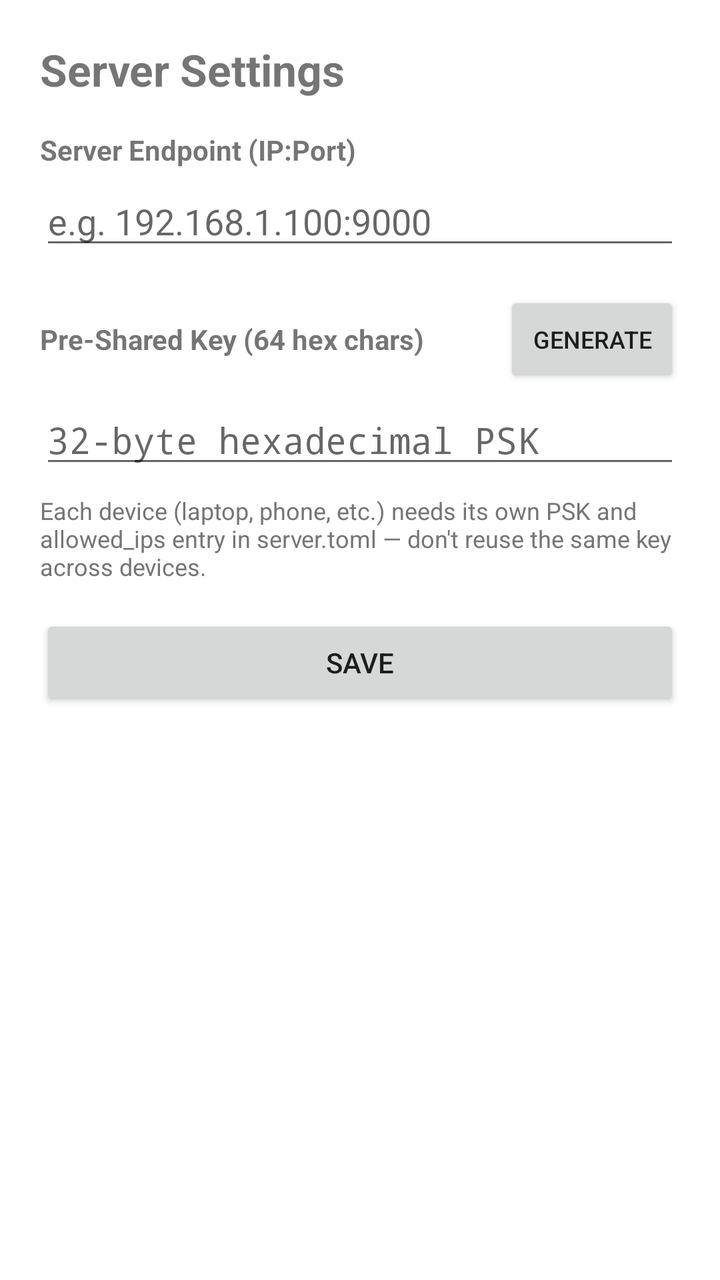
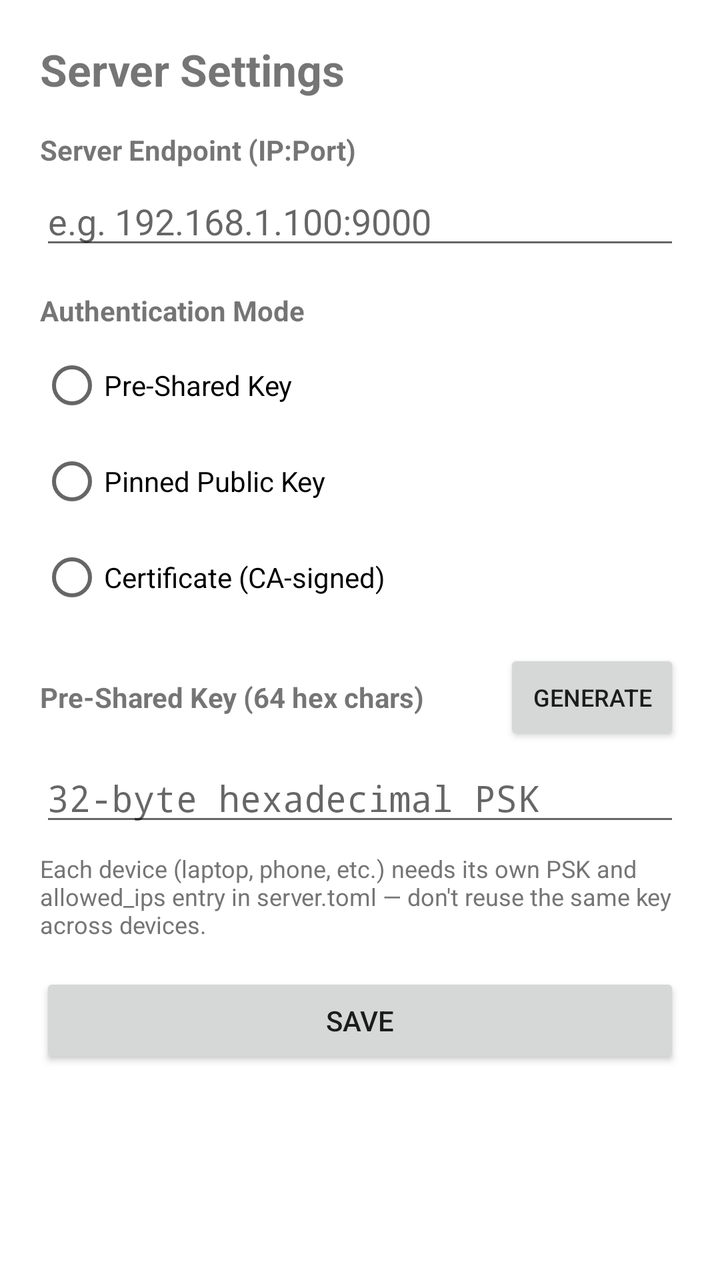

An Android layout rendered at two revisions. The XML below is the earlier revision; the diff shows what the commit changed to produce the second picture.
<!-- AndroidManifest.xml: application theme Theme.RvpnClient -->
<!-- res/layout/section_server.xml -->
<?xml version="1.0" encoding="utf-8"?>
<ScrollView xmlns:android="http://schemas.android.com/apk/res/android"
    android:layout_width="match_parent"
    android:layout_height="match_parent"
    android:padding="20dp"
    android:fillViewport="true">

    <LinearLayout
        android:layout_width="match_parent"
        android:layout_height="wrap_content"
        android:orientation="vertical">

        <TextView android:layout_width="wrap_content" android:layout_height="wrap_content"
            android:text="Server Settings" android:textSize="22sp" android:textStyle="bold"
            android:layout_marginBottom="16dp" />

        <TextView android:layout_width="wrap_content" android:layout_height="wrap_content"
            android:text="Server Endpoint (IP:Port)" android:textStyle="bold"
            android:layout_marginBottom="4dp" />
        <EditText android:id="@+id/serverInput" android:layout_width="match_parent"
            android:layout_height="wrap_content" android:hint="e.g. 192.168.1.100:9000"
            android:inputType="textUri" android:layout_marginBottom="16dp" />

        <LinearLayout
            android:layout_width="match_parent"
            android:layout_height="wrap_content"
            android:orientation="horizontal"
            android:gravity="center_vertical"
            android:layout_marginBottom="4dp">
            <TextView android:layout_width="0dp" android:layout_height="wrap_content"
                android:layout_weight="1"
                android:text="Pre-Shared Key (64 hex chars)" android:textStyle="bold" />
            <Button android:id="@+id/generatePskButton" android:layout_width="wrap_content"
                android:layout_height="wrap_content" android:text="Generate" android:textSize="12sp" />
        </LinearLayout>

        <EditText android:id="@+id/pskInput" android:layout_width="match_parent"
            android:layout_height="wrap_content" android:hint="32-byte hexadecimal PSK"
            android:fontFamily="monospace" android:inputType="textNoSuggestions"
            android:layout_marginBottom="8dp" />

        <TextView android:layout_width="wrap_content" android:layout_height="wrap_content"
            android:text="Each device (laptop, phone, etc.) needs its own PSK and allowed_ips entry in server.toml — don't reuse the same key across devices."
            android:textSize="12sp" android:textColor="#757575" android:layout_marginBottom="16dp" />

        <Button android:id="@+id/saveServerButton" android:layout_width="match_parent"
            android:layout_height="wrap_content" android:text="Save" />

    </LinearLayout>
</ScrollView>
<!-- resources referenced by this layout -->
<resources>
  <style name="Theme.RvpnClient" parent="Theme.MaterialComponents.DayNight.DarkActionBar">
          <item name="colorPrimary">#1976D2</item>
          <item name="colorPrimaryVariant">#0D47A1</item>
          <item name="colorOnPrimary">#FFFFFF</item>
      </style>
</resources>

<!-- the commit's change to res/layout/section_server.xml (unified diff, before → after) -->
@@ -21,27 +21,103 @@
             android:layout_height="wrap_content" android:hint="e.g. 192.168.1.100:9000"
             android:inputType="textUri" android:layout_marginBottom="16dp" />
 
-        <LinearLayout
-            android:layout_width="match_parent"
-            android:layout_height="wrap_content"
-            android:orientation="horizontal"
-            android:gravity="center_vertical"
-            android:layout_marginBottom="4dp">
-            <TextView android:layout_width="0dp" android:layout_height="wrap_content"
-                android:layout_weight="1"
-                android:text="Pre-Shared Key (64 hex chars)" android:textStyle="bold" />
-            <Button android:id="@+id/generatePskButton" android:layout_width="wrap_content"
-                android:layout_height="wrap_content" android:text="Generate" android:textSize="12sp" />
+        <TextView android:layout_width="wrap_content" android:layout_height="wrap_content"
+            android:text="Authentication Mode" android:textStyle="bold"
+            android:layout_marginBottom="4dp" />
+        <RadioGroup android:id="@+id/authModeGroup" android:layout_width="match_parent"
+            android:layout_height="wrap_content" android:orientation="vertical"
+            android:layout_marginBottom="12dp">
+            <RadioButton android:id="@+id/radioPsk" android:layout_width="wrap_content"
+                android:layout_height="wrap_content" android:text="Pre-Shared Key" />
+            <RadioButton android:id="@+id/radioPinnedKey" android:layout_width="wrap_content"
+                android:layout_height="wrap_content" android:text="Pinned Public Key" />
+            <RadioButton android:id="@+id/radioCertificate" android:layout_width="wrap_content"
+                android:layout_height="wrap_content" android:text="Certificate (CA-signed)" />
+        </RadioGroup>
+
+        
+        <LinearLayout android:id="@+id/pskGroup" android:layout_width="match_parent"
+            android:layout_height="wrap_content" android:orientation="vertical">
+            <LinearLayout
+                android:layout_width="match_parent"
+                android:layout_height="wrap_content"
+                android:orientation="horizontal"
+                android:gravity="center_vertical"
+                android:layout_marginBottom="4dp">
+                <TextView android:layout_width="0dp" android:layout_height="wrap_content"
+                    android:layout_weight="1"
+                    android:text="Pre-Shared Key (64 hex chars)" android:textStyle="bold" />
+                <Button android:id="@+id/generatePskButton" android:layout_width="wrap_content"
+                    android:layout_height="wrap_content" android:text="Generate"
+                    android:textSize="12sp" />
+            </LinearLayout>
+            <EditText android:id="@+id/pskInput" android:layout_width="match_parent"
+                android:layout_height="wrap_content" android:hint="32-byte hexadecimal PSK"
+                android:fontFamily="monospace" android:inputType="textNoSuggestions"
+                android:layout_marginBottom="8dp" />
+            <TextView android:layout_width="wrap_content" android:layout_height="wrap_content"
+                android:text="Each device (laptop, phone, etc.) needs its own PSK and allowed_ips entry in server.toml — don't reuse the same key across devices."
+                android:textSize="12sp" android:textColor="#757575"
+                android:layout_marginBottom="16dp" />
         </LinearLayout>
 
-        <EditText android:id="@+id/pskInput" android:layout_width="match_parent"
-            android:layout_height="wrap_content" android:hint="32-byte hexadecimal PSK"
-            android:fontFamily="monospace" android:inputType="textNoSuggestions"
-            android:layout_marginBottom="8dp" />
+        
+        <LinearLayout android:id="@+id/pinnedKeyGroup" android:layout_width="match_parent"
+            android:layout_height="wrap_content" android:orientation="vertical"
+            android:visibility="gone">
+            <TextView android:layout_width="wrap_content" android:layout_height="wrap_content"
+                android:text="This Device's Identity Seed (64 hex chars)" android:textStyle="bold"
+                android:layout_marginBottom="4dp" />
+            <EditText android:id="@+id/identitySeedInput" android:layout_width="match_parent"
+                android:layout_height="wrap_content" android:hint="32-byte hex seed"
+                android:fontFamily="monospace" android:inputType="textNoSuggestions"
+                android:layout_marginBottom="12dp" />
 
-        <TextView android:layout_width="wrap_content" android:layout_height="wrap_content"
-            android:text="Each device (laptop, phone, etc.) needs its own PSK and allowed_ips entry in server.toml — don't reuse the same key across devices."
-            android:textSize="12sp" android:textColor="#757575" android:layout_marginBottom="16dp" />
+            <TextView android:layout_width="wrap_content" android:layout_height="wrap_content"
+                android:text="Server's Public Key (64 hex chars)" android:textStyle="bold"
+                android:layout_marginBottom="4dp" />
+            <EditText android:id="@+id/peerPublicKeyInput" android:layout_width="match_parent"
+                android:layout_height="wrap_content" android:hint="32-byte hex public key"
+                android:fontFamily="monospace" android:inputType="textNoSuggestions"
+                android:layout_marginBottom="8dp" />
+            <TextView android:layout_width="wrap_content" android:layout_height="wrap_content"
+                android:text="Generate identities with `cargo run -p rvpn-crypto --example gen_ca_and_cert` (or a raw keypair tool) on your PC. The server must list this device's public key as one of its peers."
+                android:textSize="12sp" android:textColor="#757575"
+                android:layout_marginBottom="16dp" />
+        </LinearLayout>
+
+        
+        <LinearLayout android:id="@+id/certificateGroup" android:layout_width="match_parent"
+            android:layout_height="wrap_content" android:orientation="vertical"
+            android:visibility="gone">
+            <TextView android:layout_width="wrap_content" android:layout_height="wrap_content"
+                android:text="This Device's Identity Seed (64 hex chars)" android:textStyle="bold"
+                android:layout_marginBottom="4dp" />
+            <EditText android:id="@+id/certIdentitySeedInput" android:layout_width="match_parent"
+                android:layout_height="wrap_content" android:hint="32-byte hex seed"
+                android:fontFamily="monospace" android:inputType="textNoSuggestions"
+                android:layout_marginBottom="12dp" />
+
+            <TextView android:layout_width="wrap_content" android:layout_height="wrap_content"
+                android:text="This Device's Certificate (224 hex chars)" android:textStyle="bold"
+                android:layout_marginBottom="4dp" />
+            <EditText android:id="@+id/certificateInput" android:layout_width="match_parent"
+                android:layout_height="wrap_content" android:hint="112-byte hex certificate"
+                android:fontFamily="monospace" android:inputType="textNoSuggestions"
+                android:layout_marginBottom="12dp" />
+
+            <TextView android:layout_width="wrap_content" android:layout_height="wrap_content"
+                android:text="CA Public Key (64 hex chars)" android:textStyle="bold"
+                android:layout_marginBottom="4dp" />
+            <EditText android:id="@+id/caPublicKeyInput" android:layout_width="match_parent"
+                android:layout_height="wrap_content" android:hint="32-byte hex public key"
+                android:fontFamily="monospace" android:inputType="textNoSuggestions"
+                android:layout_marginBottom="8dp" />
+            <TextView android:layout_width="wrap_content" android:layout_height="wrap_content"
+                android:text="Any device holding a certificate signed by this CA can connect — the server does not need to list it individually."
+                android:textSize="12sp" android:textColor="#757575"
+                android:layout_marginBottom="16dp" />
+        </LinearLayout>
 
         <Button android:id="@+id/saveServerButton" android:layout_width="match_parent"
             android:layout_height="wrap_content" android:text="Save" />
